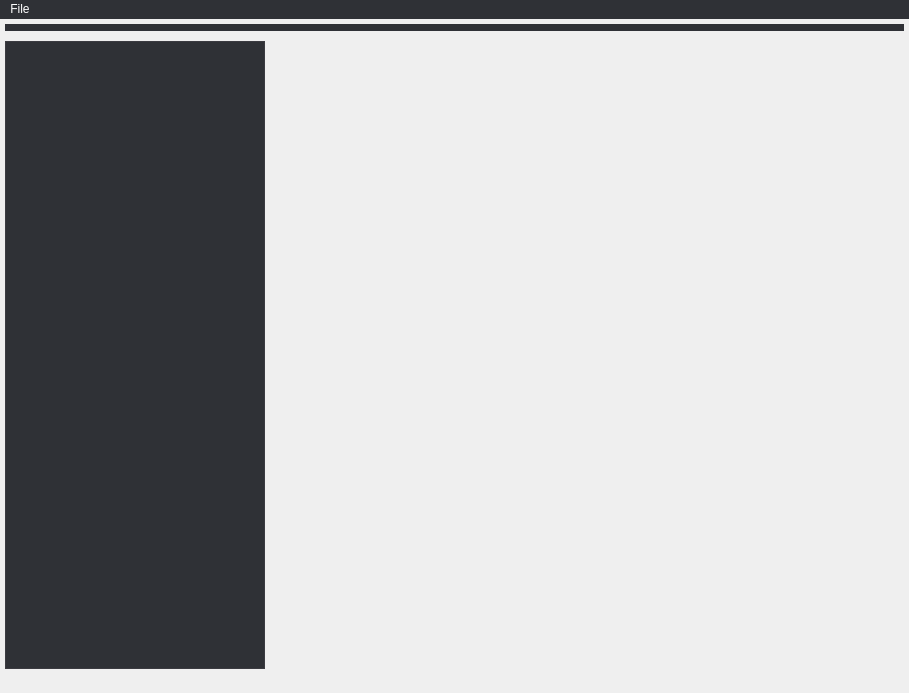
This is src/gui/gui.ui in GavriloviciEduard/Asclepios-DICOM-Viewer as Qt 5 draws it before an edit. The edited form follows.
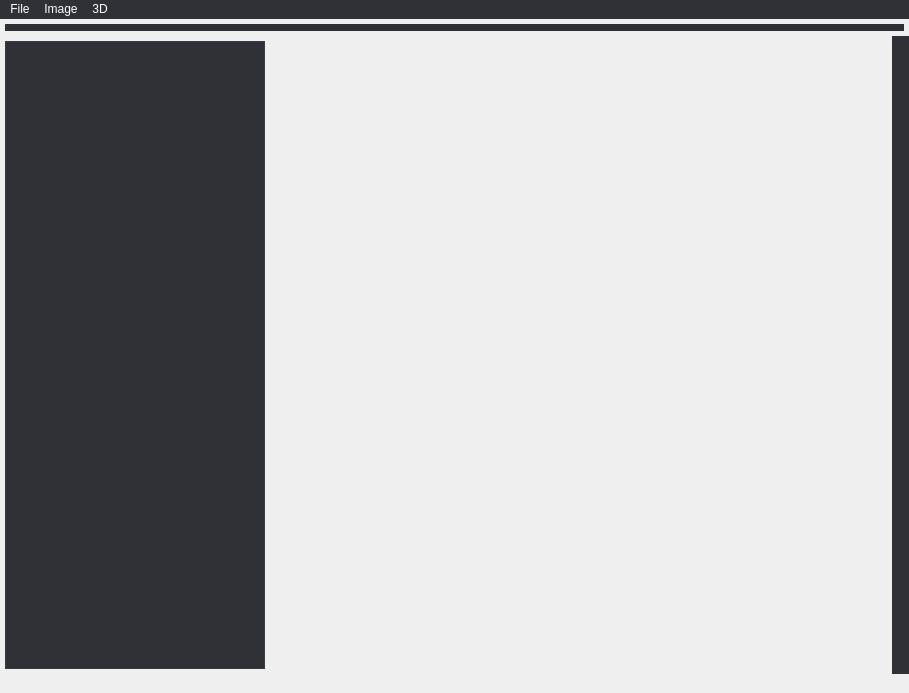
This is the edited form. Icons and pictures are not drawn.

What changed in the file:
```diff
--- a/src/gui/gui.ui
+++ b/src/gui/gui.ui
@@ -50,11 +50,17 @@
 
 #toolBarButtons
 {
-	background-color: #2f3136;
+	 background-color: #2f3136;
 	 border: 0px ;
 	 margin:5px;
 }
 
+#toolBarImageTransf
+{
+	background-color: #2f3136;
+	border: 0px ;
+}
+
 QToolBar::handle:vertical 
 {
   border-top:1px grey;
@@ -131,7 +137,27 @@
     <addaction name="actionOpenDICOMfile"/>
     <addaction name="actionOpenDICOMfolder"/>
    </widget>
+   <widget class="QMenu" name="menuImageOperations">
+    <property name="title">
+     <string>Image</string>
+    </property>
+    <addaction name="actionFlip_horizontal"/>
+    <addaction name="actionFlip_vertical"/>
+    <addaction name="actionRotate_left"/>
+    <addaction name="actionRotate_right"/>
+    <addaction name="actionInvert"/>
+    <addaction name="actionSARS_CoV_2_detection"/>
+   </widget>
+   <widget class="QMenu" name="menu3D">
+    <property name="title">
+     <string>3D</string>
+    </property>
+    <addaction name="actionMultiplanar_reconstruction_MPR"/>
+    <addaction name="action3D_volume_rendering"/>
+   </widget>
    <addaction name="menuFile"/>
+   <addaction name="menuImageOperations"/>
+   <addaction name="menu3D"/>
   </widget>
   <widget class="QToolBar" name="toolBarThumbnails">
    <property name="minimumSize">
@@ -173,6 +199,23 @@
     <bool>false</bool>
    </property>
   </widget>
+  <widget class="QToolBar" name="toolBarImageTransf">
+   <property name="windowTitle">
+    <string>toolBar</string>
+   </property>
+   <property name="movable">
+    <bool>false</bool>
+   </property>
+   <property name="floatable">
+    <bool>false</bool>
+   </property>
+   <attribute name="toolBarArea">
+    <enum>RightToolBarArea</enum>
+   </attribute>
+   <attribute name="toolBarBreak">
+    <bool>false</bool>
+   </attribute>
+  </widget>
   <action name="actionOpenDICOMfile">
    <property name="icon">
     <iconset resource="gui.qrc">
```
Left out of the diff: 105 changed lines with no effect on the pictures.
